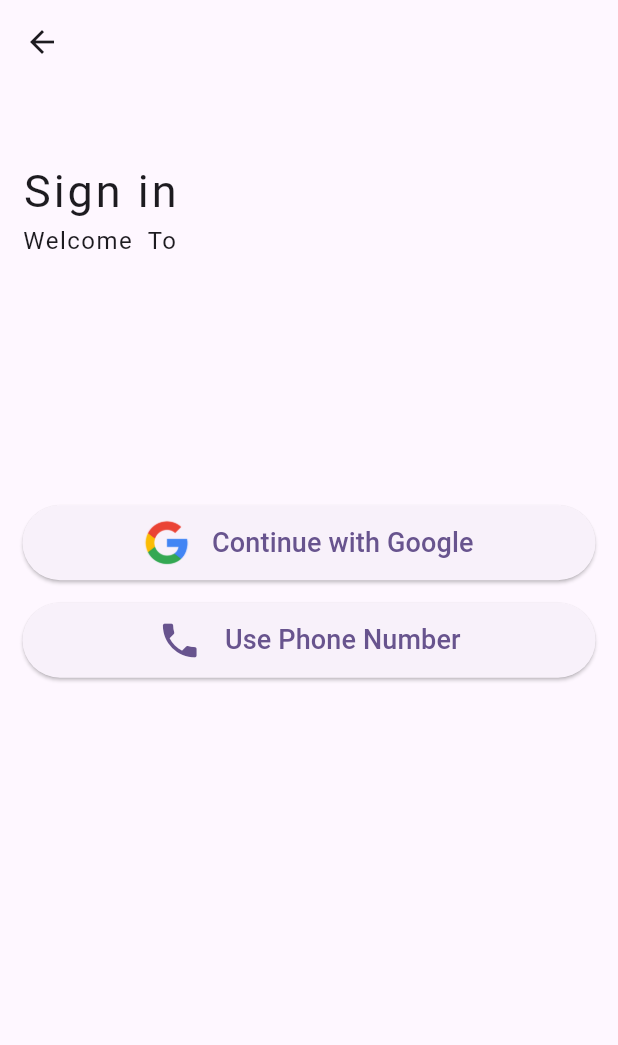
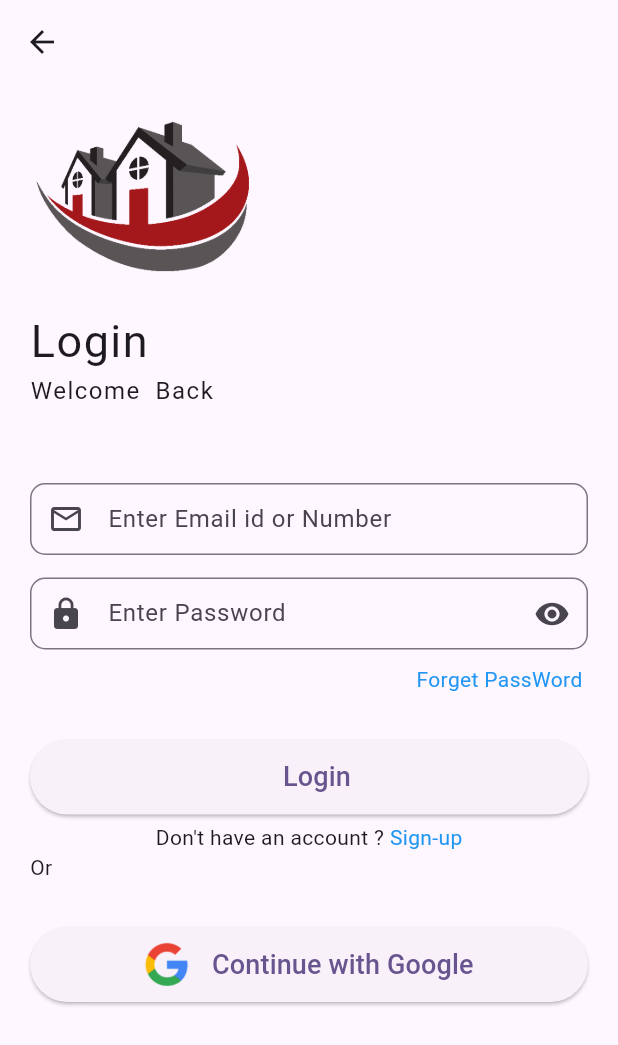
Before and after one commit to Manishs2261/PgRoomApp-Appixo-, a Flutter app: the LoginScreen screen opened directly, on a phone screen of 412 x 824 dp. Shown: the top 1045 px of the screen. Run offline on Flutter 3.47's test engine with Material 2 defaults, Android fonts, the phone set to English and light mode, and no system bars; our stand-ins replace get, image_picker, smooth_page_indicator.

Commit message:
add a login screen

```diff
--- a/lib/src/uitels/image_string/image_string.dart
+++ b/lib/src/uitels/image_string/image_string.dart
@@ -10,3 +10,4 @@ const String onBoardingTwoImage = 'assets/images/on_boarding_two.png';
 
 const String loginGoogleImage = 'assets/images/google.png';
 const String roomImage = 'assets/images/room.jpg';
+const String loginImage = 'assets/images/login.png';
--- a/lib/src/view/login_screen/login_screen.dart
+++ b/lib/src/view/login_screen/login_screen.dart
@@ -11,19 +11,92 @@ class LoginScreen extends StatefulWidget {
 }
 
 class _LoginScreenState extends State<LoginScreen> {
+
+  final globleKey = GlobalKey<FormState>();
+
   @override
   Widget build(BuildContext context) {
     return Scaffold(
       appBar: AppBar(),
-      body: Padding(
-        padding: const EdgeInsets.only(top: 50,left: 15,right: 15),
+      body: SingleChildScrollView(
+        child: Padding(
+          padding: EdgeInsets.only(left: 20,right: 20),
           child: Column(
+
   crossAxisAlignment: CrossAxisAlignment.start,
+          children: [
+            Image(image: AssetImage(loginImage,),width: 150,height: 150,fit:
+            BoxFit.cover,),
+            Text("Login",style: TextStyle(fontSize: 30,fontWeight: FontWeight
+                .w400,letterSpacing: 1),),
+            Text("Welcome  Back ",style: TextStyle(fontSize: 16,letterSpacing:
+            1,),),
 
+            SizedBox(height: 50,),
+              Form(
+                key: globleKey,
+                  child: Column(
                 children: [
-          Text("Sign in",style: TextStyle(fontSize: 30,fontWeight: FontWeight.w400,letterSpacing: 2),),
-          Text("Welcome  To ",style: TextStyle(fontSize: 16,letterSpacing: 1,),),
-          SizedBox(height: mediaQuery.height * .2,),
+
+                  TextFormField(
+                    decoration: InputDecoration(
+                      border: OutlineInputBorder(borderRadius: BorderRadius.circular(10)),
+                      hintText: "Enter Email id or Number",
+                      prefixIcon: Icon(Icons.email_outlined),
+                      contentPadding: EdgeInsets.only(top: 5),
+                    ),
+                  ),
+                  SizedBox(height: 15,),
+                  TextFormField(
+                    decoration: InputDecoration(
+                      border: OutlineInputBorder(borderRadius: BorderRadius.circular(10)),
+                      hintText: "Enter Password",
+                      prefixIcon: Icon(Icons.lock),
+                      suffixIcon: Icon(Icons.remove_red_eye),
+                      contentPadding: EdgeInsets.only(top: 5),
+                    ),
+                  ),
+                ],
+              )),
+            Align(
+              heightFactor: 2,
+              alignment: Alignment.centerRight,
+                child: Text("Forget PassWord ",style: TextStyle(color: Colors.blue),)),
+            SizedBox(height: 20,),
+
+            SizedBox(
+              height: 50,
+              width: double.infinity,
+              child: ElevatedButton(
+                onPressed: (){},
+                child: Row(
+                  mainAxisAlignment: MainAxisAlignment.center,
+                  children: [
+
+                    SizedBox(width: 15,),
+                    Text("Login ",style: TextStyle(fontSize: 18),)
+                  ],
+                ),
+              ),
+            ),
+            SizedBox(height: 5,),
+
+            Row(
+              mainAxisAlignment: MainAxisAlignment.center,
+              children: [
+              Text("Don't have an account ? "),
+              Text("Sign-up",style: TextStyle(color: Colors.blue),)
+            ],),
+             Row(
+              children: [
+                Divider(color: Colors.black,thickness: 10,),
+                Text("Or"),
+                Divider(color: Colors.black,thickness: 10,),
+
+              ],
+            ),
+
+            SizedBox(height: 30,),
             SizedBox(
               height: 50,
               width: double.infinity,
@@ -38,23 +111,11 @@ class _LoginScreenState extends State<LoginScreen> {
                   ],
                 ),),
             ),
-          SizedBox(height: 15,),
-          SizedBox(
-            height: 50,
-            width: double.infinity,
-            child: ElevatedButton(
-              onPressed: (){},
-              child: Row(
-                mainAxisAlignment: MainAxisAlignment.center,
-                children: [
-                  Icon(Icons.phone,size: 30,),
-                  SizedBox(width: 15,),
-                  Text("Use Phone Number",style: TextStyle(fontSize: 18),)
-                ],
-              ),),
-          )
+
+
 
           ],
+          ),
         ),
       ),
     );
```
Also changed, not shown: lib/src/view/details_rent_screen/details_rent_screen.dart (+113 -23 lines), assets/images/login.png (added). Lines whose indentation alone changed are shown as unchanged.
